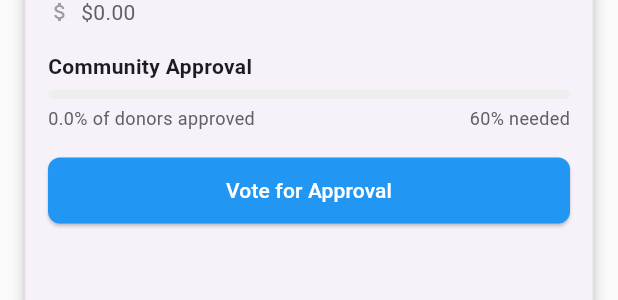
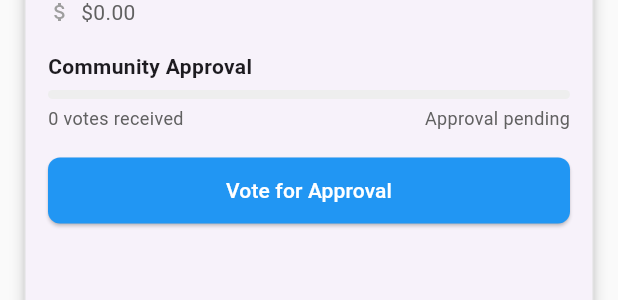
Before and after one commit to sidesshmore/BuildFast_ByteCamp2025, a Flutter app: the MilestoneCard widget shown alone on an empty page, opened directly with empty values, after a tap on "Vote for Approval", on a phone screen of 412 x 824 dp. Shown: the part 183-483 px from the top of the screen. Run offline on Flutter 3.47's test engine with Material 3 defaults, Android fonts, the phone set to English and light mode, and no system bars; our stand-ins replace flutter_dotenv, lucide_icons, shared_preferences, supabase_flutter; missing offline and left inert: razorpay_flutter; accounts and stored records are empty; network calls fail.

Commit message:
vote count implemented

```diff
--- a/lib/features/Milestones/widgets/milestoneCard.dart
+++ b/lib/features/Milestones/widgets/milestoneCard.dart
@@ -72,12 +72,12 @@ class _MilestoneCardState extends State<MilestoneCard> {
       if (response.statusCode == 200) {
         final data = jsonDecode(response.body);
         if (data != null && data is List) {
-          _totalDonors = data.length;
+          _totalDonors = data.length + 9;
         }
       }
 
       // Add these log statements to debug the issue
-      log('Vote count: ${widget.milestone['votecount']}');
+      log('Vote count: ${widget.milestone['votecount'] ?? 0}');
       log('Total donors: $_totalDonors');
 
       // Calculate vote percentage if we have donors
@@ -86,15 +86,19 @@ class _MilestoneCardState extends State<MilestoneCard> {
         _votePercentage = (voteCount / _totalDonors) * 100;
         log('Vote percentage calculated: $_votePercentage');
       } else {
+        // If no donors, just show the raw vote count instead of percentage
         _votePercentage = 0.0;
         log('No donors or total donors is 0');
       }
     } catch (e) {
       log('Error loading vote status: ${e.toString()}');
     } finally {
+      if (mounted) {
+        // Add mounted check to prevent setState on unmounted widget
         setState(() {
           _isCheckingVoteStatus = false;
         });
+      }
     }
   }
 
@@ -123,6 +127,8 @@ class _MilestoneCardState extends State<MilestoneCard> {
           .update({'votecount': currentVotes + 1}).eq('id', milestoneId);
 
       // Update local state
+      if (mounted) {
+        // Add mounted check before setState
         setState(() {
           _hasVoted = true;
           widget.milestone['votecount'] = currentVotes + 1;
@@ -133,6 +139,7 @@ class _MilestoneCardState extends State<MilestoneCard> {
                 (widget.milestone['votecount'] / _totalDonors) * 100;
           }
         });
+      }
 
       // Notify parent that data has changed
       widget.onDataChanged();
@@ -144,24 +151,35 @@ class _MilestoneCardState extends State<MilestoneCard> {
             .from('campaign_milestones')
             .update({'is_verified': true}).eq('id', milestoneId);
 
+        if (mounted) {
+          // Add mounted check before setState
           setState(() {
             widget.milestone['is_verified'] = true;
           });
         }
+      }
 
+      // Only show SnackBar if the widget is still mounted
+      if (mounted) {
         ScaffoldMessenger.of(context).showSnackBar(
           SnackBar(content: Text('Vote recorded successfully!')),
         );
+      }
     } catch (e) {
       log('Error recording vote: ${e.toString()}');
+      if (mounted) {
         ScaffoldMessenger.of(context).showSnackBar(
           SnackBar(
               content: Text('Failed to record your vote. Please try again.')),
         );
+      }
     } finally {
+      if (mounted) {
+        // Add mounted check before setState
         setState(() {
           _isLoadingVote = false;
         });
+      }
     }
   }
 
@@ -340,14 +358,16 @@ class _MilestoneCardState extends State<MilestoneCard> {
                       mainAxisAlignment: MainAxisAlignment.spaceBetween,
                       children: [
                         Text(
-                          '${_votePercentage.toStringAsFixed(1)}% of donors approved',
+                          _totalDonors > 0
+                              ? '${_votePercentage.toStringAsFixed(1)}% of donors approved'
+                              : '${widget.milestone['votecount'] ?? 0} votes received',
                           style: TextStyle(
                             fontSize: 12,
                             color: Colors.grey.shade700,
                           ),
                         ),
                         Text(
-                          '60% needed',
+                          _totalDonors > 0 ? '60% needed' : 'Approval pending',
                           style: TextStyle(
                             fontSize: 12,
                             color: Colors.grey.shade700,
@@ -516,14 +536,18 @@ class _MilestoneCardState extends State<MilestoneCard> {
                       mainAxisAlignment: MainAxisAlignment.spaceBetween,
                       children: [
                         Text(
-                          '${_votePercentage.toStringAsFixed(1)}% of donors approved',
+                          _totalDonors > 0
+                              ? '${_votePercentage.toStringAsFixed(1)}% of donors approved'
+                              : '${widget.milestone['votecount'] ?? 0} votes received',
                           style: TextStyle(
                             fontSize: 14,
                             color: Colors.grey.shade700,
                           ),
                         ),
                         Text(
-                          '60% needed for verification',
+                          _totalDonors > 0
+                              ? '60% needed for verification'
+                              : 'Awaiting donor participation',
                           style: TextStyle(
                             fontSize: 14,
                             color: Colors.grey.shade700,
```
Lines whose indentation alone changed are shown as unchanged.
